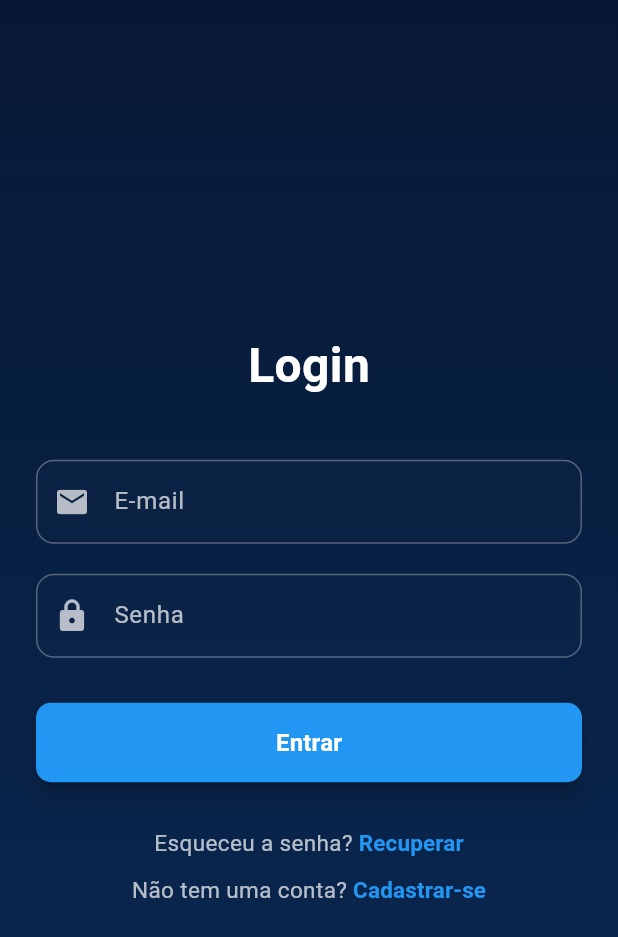
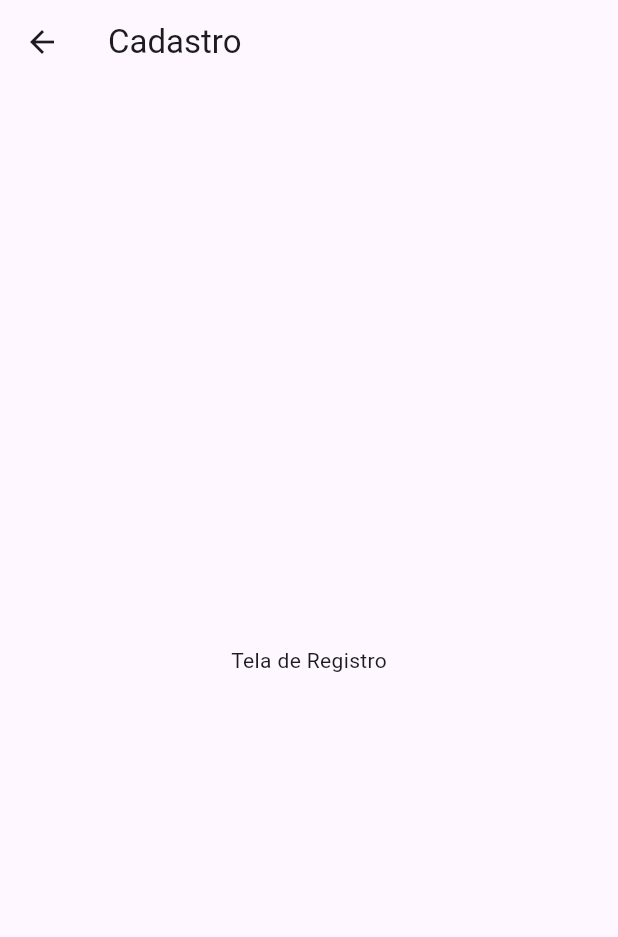
Before and after one commit to WeslleyMartinsBatista/flutter_rede_social, a Flutter app: the screen it shows after launch, after a tap on "Cadastrar-se", on a phone screen of 412 x 824 dp. Shown: the top 937 px of the screen. Run offline on Flutter 3.47's test engine with Material 3 defaults, Android fonts, the phone set to English and light mode, and no system bars.

Commit message:
fix: conexão de LoginView com RegisterView

```diff
--- a/lib/view/LoginView.dart
+++ b/lib/view/LoginView.dart
@@ -1,6 +1,6 @@
 import 'package:flutter/material.dart';
+import 'RegisterView.dart';
 
-// Dica: Por convenção no Flutter, usamos CamelCase para nomes de classes (LoginView)
 class LoginView extends StatelessWidget {
   const LoginView({super.key});
 
@@ -101,6 +101,7 @@ class LoginView extends StatelessWidget {
 
               const SizedBox(height: 30), // Espaço antes da seção de cadastro
 
+              // --- Esqueceu Senha ---
               Row(
                 mainAxisAlignment: MainAxisAlignment.center, // Centraliza os elementos na horizontal
                 children: [
@@ -110,7 +111,7 @@ class LoginView extends StatelessWidget {
                   ),
                   TextButton(
                     onPressed: () {
-                      // pagina de cadastro
+                      // pagina de recuperação de senha
                     },
                     style: TextButton.styleFrom(
                       padding: EdgeInsets.zero,
@@ -133,7 +134,7 @@ class LoginView extends StatelessWidget {
 
               // --- Cadastro ---
               Row(
-                mainAxisAlignment: MainAxisAlignment.center, // Centraliza os elementos na horizontal
+                mainAxisAlignment: MainAxisAlignment.center,
                 children: [
                   const Text(
                     'Não tem uma conta? ',
@@ -141,7 +142,11 @@ class LoginView extends StatelessWidget {
                   ),
                   TextButton(
                     onPressed: () {
-                      // chamada ada pagina de cadastro
+                      // CORREÇÃO: Removido o 'const' antes de RegisterView()
+                      Navigator.push(
+                        context,
+                        MaterialPageRoute(builder: (context) => const RegisterView()),
+                      );
                     },
                     style: TextButton.styleFrom(
                       padding: EdgeInsets.zero,
--- a/lib/view/registerView.dart
+++ b/lib/view/registerView.dart
@@ -0,0 +1,17 @@
+import 'package:flutter/material.dart';
+
+class RegisterView extends StatelessWidget {
+  const RegisterView({super.key});
+
+  @override
+  Widget build(BuildContext context) {
+    return Scaffold(
+      appBar: AppBar(
+        title: const Text('Cadastro'),
+      ),
+      body: const Center(
+        child: Text('Tela de Registro'),
+      ),
+    );
+  }
+}
```
